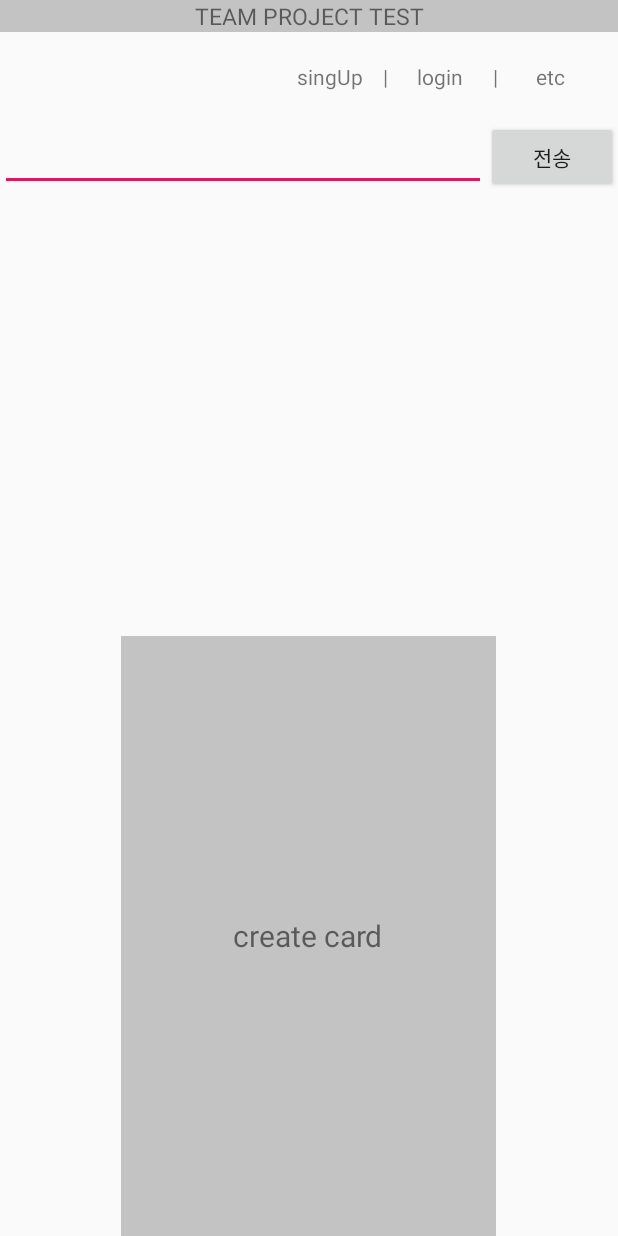
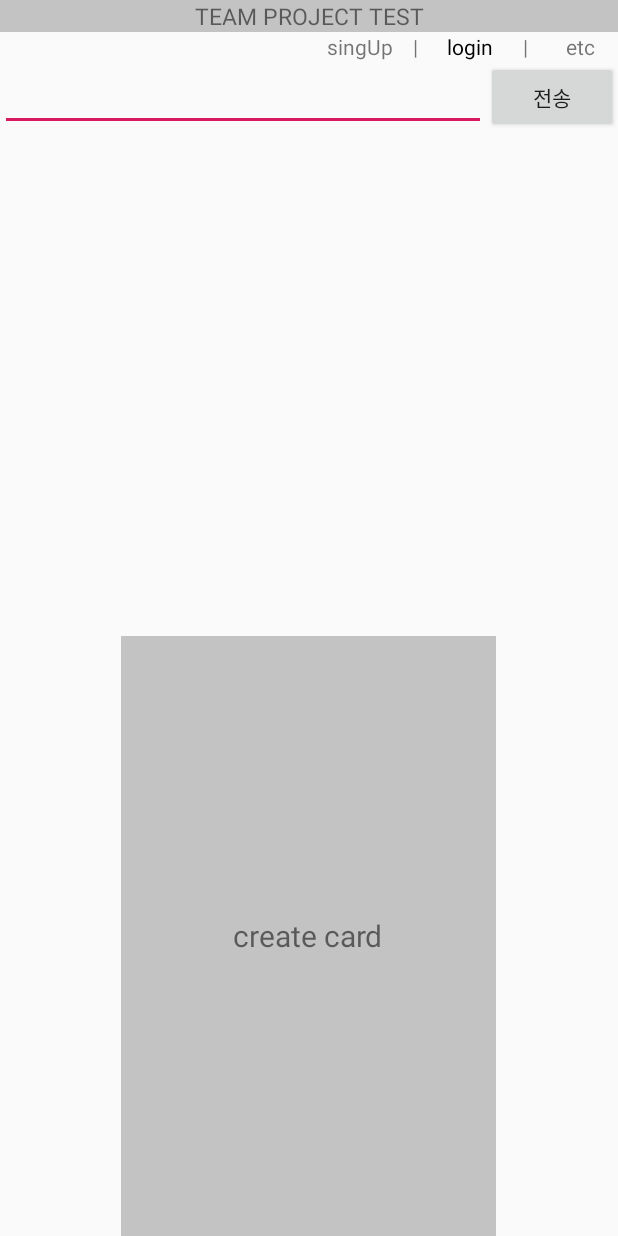
Before and after one commit to inyoungsJang/TeamPJ_1, an Android app: the screen it shows after launch (MainActivity), on a phone screen of 412 x 824 dp. Run offline under Robolectric (Android 15) with nearby library versions, the phone set to English and light mode, and no system bars.

Commit message:
로그인 성공 및 실패 텍스트 표기 오류 수정 완료

```diff
--- a/app/src/main/AndroidManifest.xml
+++ b/app/src/main/AndroidManifest.xml
@@ -12,7 +12,8 @@
         android:roundIcon="@mipmap/ic_launcher_round"
         android:supportsRtl="true"
         android:theme="@style/AppTheme">
-        <activity android:name=".LoginActivity"></activity>
+        <activity android:name=".LogoutActivity"></activity>
+        <activity android:name=".LoginActivity" />
         <activity android:name=".SignUpActivity" />
         <activity android:name=".BluetoothDB" />
         <activity android:name=".MainActivity">
--- a/app/src/main/res/layout/activity_main.xml
+++ b/app/src/main/res/layout/activity_main.xml
@@ -17,12 +17,16 @@
         android:text="TEAM PROJECT TEST"
         android:textSize="15dp" />
 
+    <androidx.constraintlayout.widget.ConstraintLayout
+        android:layout_width="match_parent"
+        android:layout_height="wrap_content">
+
         <LinearLayout
-        android:layout_width="match_parent"
+            android:layout_width="wrap_content"
             android:layout_height="wrap_content"
-        android:layout_margin="20dp"
-        android:gravity="right"
-        android:orientation="horizontal">
+            android:orientation="horizontal"
+            app:layout_constraintRight_toRightOf="parent"
+            tools:ignore="MissingConstraints">
 
             <TextView
                 android:id="@+id/tvSignup"
@@ -31,19 +35,6 @@
                 android:gravity="center"
                 android:text="singUp" />
 
-        <TextView
-            android:layout_width="wrap_content"
-            android:layout_height="wrap_content"
-            android:layout_marginLeft="10dp"
-            android:layout_marginRight="10dp"
-            android:text="|" />
-
-        <TextView
-            android:id="@+id/tvLogin"
-            android:layout_width="50dp"
-            android:layout_height="wrap_content"
-            android:gravity="center"
-            android:text="login" />
 
             <TextView
                 android:layout_width="wrap_content"
@@ -52,6 +43,36 @@
                 android:layout_marginRight="10dp"
                 android:text="|" />
 
+            <FrameLayout
+                android:layout_width="wrap_content"
+                android:layout_height="wrap_content">
+
+                <TextView
+                    android:id="@+id/tvLogin"
+                    android:layout_width="50dp"
+                    android:layout_height="wrap_content"
+                    android:gravity="center"
+                    android:text="login"
+                    android:textColor="#ff000000"/>
+
+                <TextView
+                    android:id="@+id/tvLogout"
+                    android:layout_width="50dp"
+                    android:layout_height="wrap_content"
+                    android:gravity="center"
+                    android:text="logout"
+                    android:visibility="invisible"
+                    android:textColor="#00000000" />
+            </FrameLayout>
+
+            <TextView
+                android:layout_width="wrap_content"
+                android:layout_height="wrap_content"
+                android:layout_marginLeft="10dp"
+                android:layout_marginRight="10dp"
+                android:text="|" />
+
+
             <TextView
                 android:layout_width="50dp"
                 android:layout_height="wrap_content"
@@ -59,6 +80,7 @@
                 android:text="etc" />
         </LinearLayout>
 
+    </androidx.constraintlayout.widget.ConstraintLayout>
 
     <LinearLayout
         android:layout_width="match_parent"
```
Also changed, not shown: app/src/main/java/com/example/teampj_1/LoginActivity.java (+8 -3 lines), app/src/main/java/com/example/teampj_1/LogoutActivity.java (added, +14 -0 lines), app/src/main/java/com/example/teampj_1/MainActivity.java (+102 -37 lines), app/src/main/res/layout/activity_logout.xml (added, +9 -0 lines). Lines whose indentation alone changed are shown as unchanged.
